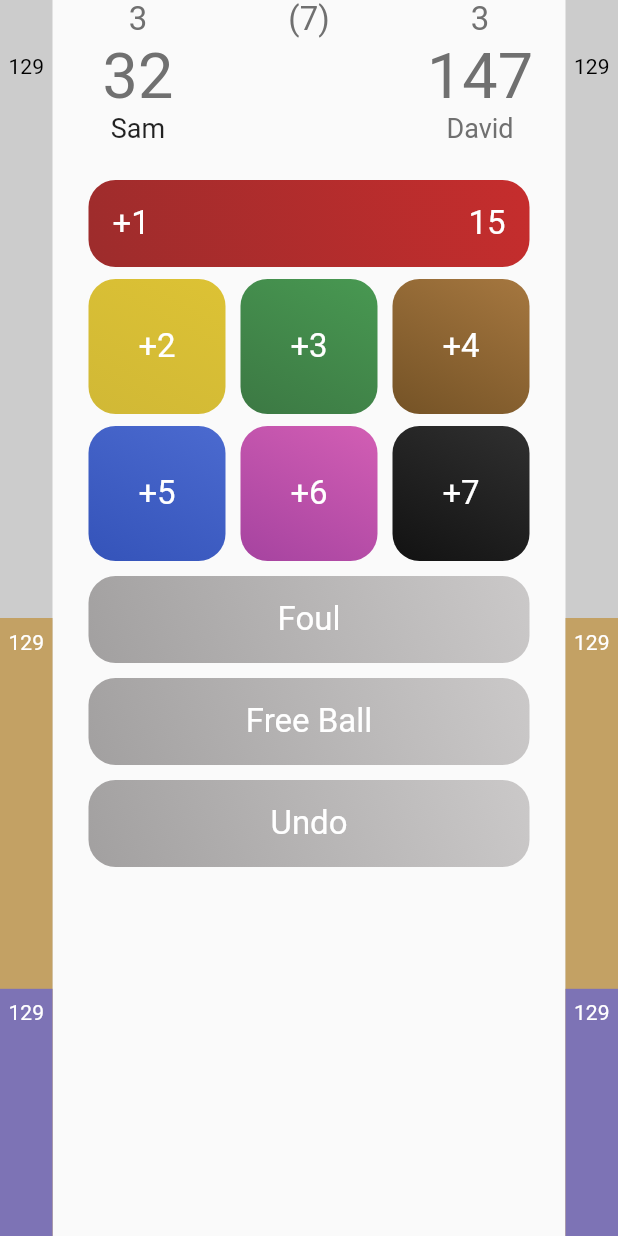
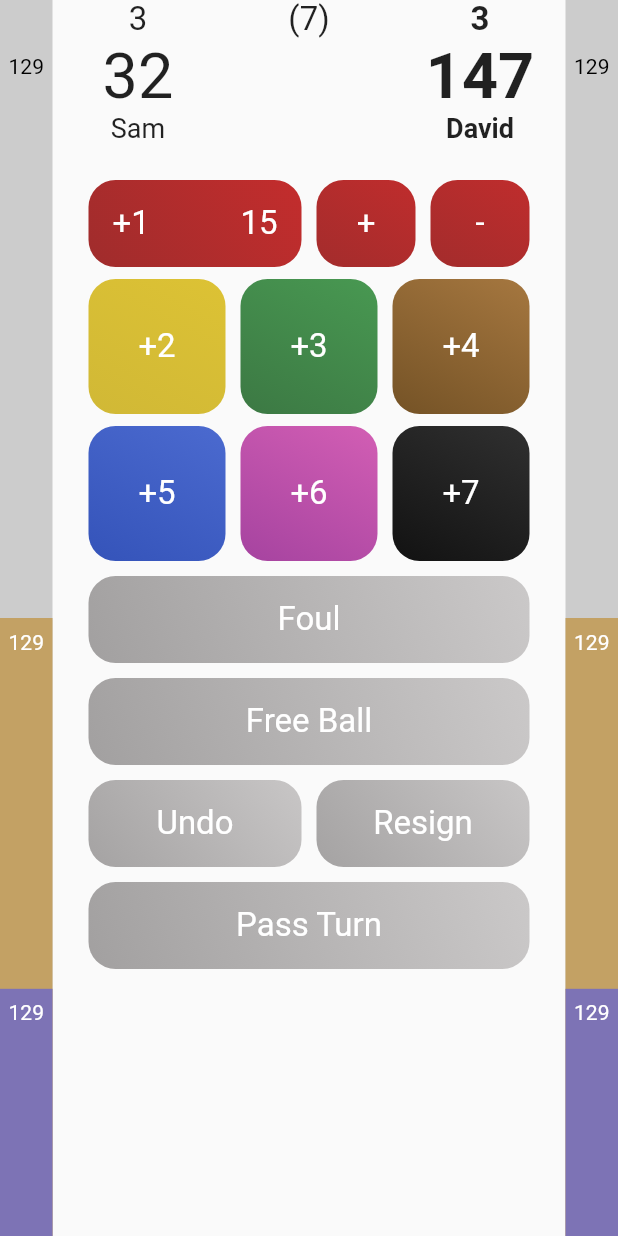
Before and after one commit to SamMalcolm/Snooker-Scorekeeper-Flutter, a Flutter app: the screen it shows after launch, after a tap on "Start Game", on a phone screen of 412 x 824 dp. Run offline on Flutter 3.47's test engine with Material 2 defaults, Android fonts, the phone set to English and light mode, and no system bars; Roboto replaces fonts that are missing (Helvetica Neue).

Commit message:
updated stuff

```diff
--- /dev/null
+++ b/lib/components.dart
@@ -0,0 +1,28 @@
+import 'package:flutter/material.dart';
+
+Widget bigButton(child, gradientValues, pressed) {
+  return Expanded(
+      child: Container(
+    decoration: BoxDecoration(
+      borderRadius: BorderRadius.circular(18.0),
+      gradient: LinearGradient(
+        begin: Alignment(1.0, -1.92),
+        end: Alignment(-0.94, 1.75),
+        colors: gradientValues,
+        stops: [0.0, 1.0],
+      ),
+    ),
+    child: RawMaterialButton(
+      onPressed: pressed,
+      child: Padding(padding: const EdgeInsets.all(16.0), child: child),
+    ),
+  ));
+}
+
+List<Color> freeBallInputColour(condition) {
+  if (condition) {
+    return [const Color(0xff9B9797), const Color(0xff7E7C7C)];
+  } else {
+    return [const Color(0xffCCCACA), const Color(0xffA2A0A0)];
+  }
+}
--- a/lib/gameview.dart
+++ b/lib/gameview.dart
@@ -1,6 +1,7 @@
 import 'package:flutter/material.dart';
-import 'main.dart';
 import 'game.class.dart';
+// import 'package:flutter/src/widgets/framework.dart';
+import 'components.dart';
 
 class GameView extends StatefulWidget {
   GameView({Key key, this.playerNames, this.playerHandicaps}) : super(key: key);
@@ -16,6 +17,7 @@ class _GameView extends State<GameView> {
   int redsRemaining;
   Game game;
   bool foulInput = false;
+  bool fb = false;
   Widget ballButton(text, gradientValues) {
     return Expanded(
         child: Container(
@@ -38,27 +40,8 @@ class _GameView extends State<GameView> {
                     style: TextStyle(
                       fontFamily: 'Helvetica Neue',
                       fontSize: 22,
-                      color: const Color(0xffFFFFFF),
+                      color: Colors.white,
                     )))));
-  }
-
-  Widget bigButton(child, gradientValues, pressed) {
-    return Expanded(
-        child: Container(
-      decoration: BoxDecoration(
-        borderRadius: BorderRadius.circular(18.0),
-        gradient: LinearGradient(
-          begin: Alignment(1.0, -1.92),
-          end: Alignment(-0.94, 1.75),
-          colors: gradientValues,
-          stops: [0.0, 1.0],
-        ),
-      ),
-      child: RawMaterialButton(
-        onPressed: pressed,
-        child: Padding(padding: const EdgeInsets.all(16.0), child: child),
-      ),
-    ));
   }
 
   List scoringInput() {
@@ -66,8 +49,7 @@ class _GameView extends State<GameView> {
       Padding(
         padding: const EdgeInsets.all(24.0),
         child: Column(children: [
-          Row(
-            children: [
+          Row(children: [
             bigButton(
                 Row(
                     mainAxisAlignment: MainAxisAlignment.spaceBetween,
@@ -77,7 +59,7 @@ class _GameView extends State<GameView> {
                           style: TextStyle(
                             fontFamily: 'Helvetica Neue',
                             fontSize: 22,
-                              color: const Color(0xffFFFFFF),
+                            color: Colors.white,
                           )),
                       Container(),
                       Text('15',
@@ -85,7 +67,7 @@ class _GameView extends State<GameView> {
                           style: TextStyle(
                             fontFamily: 'Helvetica Neue',
                             fontSize: 22,
-                              color: const Color(0xffFFFFFF),
+                            color: Colors.white,
                           )),
                     ]),
                 [
@@ -93,9 +75,46 @@ class _GameView extends State<GameView> {
                   const Color(0xff9D2C2C),
                 ], () {
               print('pressed');
-              })
+            }),
+            SizedBox(width: 10.00),
+            Expanded(
+                child: Row(
+              children: [
+                bigButton(
+                    Text('+',
+                        textAlign: TextAlign.left,
+                        style: TextStyle(
+                          fontFamily: 'Helvetica Neue',
+                          fontSize: 22,
+                          color: Colors.white,
+                        )),
+                    [
+                      const Color(0xffC72D2D),
+                      const Color(0xff9D2C2C),
+                    ], () {
+                  print('pressed');
+                }),
+                SizedBox(width: 10.00),
+                bigButton(
+                    Text('-',
+                        textAlign: TextAlign.left,
+                        style: TextStyle(
+                          fontFamily: 'Helvetica Neue',
+                          fontSize: 22,
+                          color: Colors.white,
+                        )),
+                    [
+                      const Color(0xffC72D2D),
+                      const Color(0xff9D2C2C),
+                    ], () {
+                  print('pressed');
+                }),
               ],
-          ),
+            ))
+          ]),
+
+          //
+
           Padding(
             padding: const EdgeInsets.only(top: 8.0),
             child: Row(
@@ -139,16 +158,16 @@ class _GameView extends State<GameView> {
             ),
           ),
           SizedBox(height: 10.00),
+          if (!foulInput)
             Row(
               children: [
-              if (!foulInput)
                 bigButton(
                     Text('Foul',
                         textAlign: TextAlign.left,
                         style: TextStyle(
                           fontFamily: 'Helvetica Neue',
                           fontSize: 22,
-                          color: const Color(0xffFFFFFF),
+                          color: Colors.white,
                         )),
                     [
                       const Color(0xffCCCACA),
@@ -169,7 +188,7 @@ class _GameView extends State<GameView> {
                         style: TextStyle(
                           fontFamily: 'Helvetica Neue',
                           fontSize: 22,
-                          color: const Color(0xffFFFFFF),
+                          color: Colors.white,
                         )),
                     [
                       const Color(0xffCCCACA),
@@ -186,7 +205,7 @@ class _GameView extends State<GameView> {
                         style: TextStyle(
                           fontFamily: 'Helvetica Neue',
                           fontSize: 22,
-                          color: const Color(0xffFFFFFF),
+                          color: Colors.white,
                         )),
                     [
                       const Color(0xffCCCACA),
@@ -203,7 +222,7 @@ class _GameView extends State<GameView> {
                         style: TextStyle(
                           fontFamily: 'Helvetica Neue',
                           fontSize: 22,
-                          color: const Color(0xffFFFFFF),
+                          color: Colors.white,
                         )),
                     [
                       const Color(0xffCCCACA),
@@ -220,7 +239,7 @@ class _GameView extends State<GameView> {
                         style: TextStyle(
                           fontFamily: 'Helvetica Neue',
                           fontSize: 22,
-                          color: const Color(0xffFFFFFF),
+                          color: Colors.white,
                         )),
                     [
                       const Color(0xffCCCACA),
@@ -241,7 +260,40 @@ class _GameView extends State<GameView> {
                       style: TextStyle(
                         fontFamily: 'Helvetica Neue',
                         fontSize: 22,
-                        color: const Color(0xffFFFFFF),
+                        color: Colors.white,
+                      )),
+                  freeBallInputColour(fb), () {
+                setState(() {
+                  fb = !fb;
+                });
+              })
+            ],
+          ),
+          SizedBox(height: 10.00),
+          Row(
+            children: [
+              bigButton(
+                  Text('Undo',
+                      textAlign: TextAlign.left,
+                      style: TextStyle(
+                        fontFamily: 'Helvetica Neue',
+                        fontSize: 22,
+                        color: Colors.white,
+                      )),
+                  [
+                    const Color(0xffCCCACA),
+                    const Color(0xffA2A0A0),
+                  ], () {
+                print('pressed');
+              }),
+              SizedBox(width: 10.00),
+              bigButton(
+                  Text('Resign',
+                      textAlign: TextAlign.left,
+                      style: TextStyle(
+                        fontFamily: 'Helvetica Neue',
+                        fontSize: 22,
+                        color: Colors.white,
                       )),
                   [
                     const Color(0xffCCCACA),
@@ -255,12 +307,12 @@ class _GameView extends State<GameView> {
           Row(
             children: [
               bigButton(
-                  Text('Undo',
+                  Text('Pass Turn',
                       textAlign: TextAlign.left,
                       style: TextStyle(
                         fontFamily: 'Helvetica Neue',
                         fontSize: 22,
-                        color: const Color(0xffFFFFFF),
+                        color: Colors.white,
                       )),
                   [
                     const Color(0xffCCCACA),
@@ -285,7 +337,6 @@ class _GameView extends State<GameView> {
               style: TextStyle(
                 fontFamily: 'Helvetica Neue',
                 fontSize: 22,
-                color: const Color(0xff707070),
               ),
               textAlign: TextAlign.center,
             ),
@@ -294,7 +345,6 @@ class _GameView extends State<GameView> {
               style: TextStyle(
                 fontFamily: 'Helvetica Neue',
                 fontSize: 42,
-                color: const Color(0xff707070),
               ),
               textAlign: TextAlign.center,
             ),
@@ -315,7 +365,6 @@ class _GameView extends State<GameView> {
               style: TextStyle(
                 fontFamily: 'Helvetica Neue',
                 fontSize: 22,
-                color: const Color(0xff707070),
               ),
               textAlign: TextAlign.center,
             ),
@@ -328,8 +377,7 @@ class _GameView extends State<GameView> {
               style: TextStyle(
                   fontFamily: 'Helvetica Neue',
                   fontSize: 22,
-                color: const Color(0xff707070),
-              ),
+                  fontWeight: FontWeight.bold),
               textAlign: TextAlign.center,
             ),
             Text(
@@ -337,8 +385,7 @@ class _GameView extends State<GameView> {
               style: TextStyle(
                   fontFamily: 'Helvetica Neue',
                   fontSize: 42,
-                color: const Color(0xff707070),
-              ),
+                  fontWeight: FontWeight.bold),
               textAlign: TextAlign.center,
             ),
             Text(
@@ -346,8 +393,7 @@ class _GameView extends State<GameView> {
               style: TextStyle(
                   fontFamily: 'Helvetica Neue',
                   fontSize: 18,
-                color: const Color(0xff707070),
-              ),
+                  fontWeight: FontWeight.bold),
               textAlign: TextAlign.center,
             ),
           ]),
@@ -406,17 +452,20 @@ class _GameView extends State<GameView> {
 
   @override
   Widget build(BuildContext context) {
-    setState(() {
-      game = new Game(widget.playerNames, widget.playerHandicaps);
-    });
-    return Scaffold(
-        body: Row(
+    print('BUILDING');
+
+    return Scaffold(body: OrientationBuilder(builder: (context, orientation) {
+      return Row(
         mainAxisAlignment: MainAxisAlignment.spaceBetween,
         children: <Widget>[
           returnScoreLine(),
           Expanded(
             child: SafeArea(
+              child: Container(
+                height: MediaQuery.of(context).size.height,
+                child: SingleChildScrollView(
                   child: Column(
+                    mainAxisAlignment: MainAxisAlignment.start,
                     children: [
                       ...scoreBoard(),
                       ...scoringInput(),
@@ -424,8 +473,12 @@ class _GameView extends State<GameView> {
                   ),
                 ),
               ),
+            ),
+          ),
           returnScoreLine(),
+          if (orientation == Orientation.landscape) SizedBox(width: 30.00)
         ],
-    ));
+      );
+    }));
   }
 }
--- a/lib/main.dart
+++ b/lib/main.dart
@@ -1,8 +1,13 @@
 import 'package:flutter/material.dart';
 import 'package:flutter/services.dart';
 import 'gameview.dart';
+import 'components.dart';
 
-void main() => runApp(MyApp());
+void main() {
+  SystemChrome.setPreferredOrientations(
+      [DeviceOrientation.portraitUp, DeviceOrientation.portraitDown]);
+  runApp(new MyApp());
+}
 
 class MyApp extends StatelessWidget {
   // This widget is the root of your application.
@@ -38,12 +43,29 @@ class _MyHomePageState extends State<MyHomePage> {
   @override
   Widget build(BuildContext context) {
     return Scaffold(
-      appBar: AppBar(
-        title: Text(widget.title),
-      ),
       body: Column(
         mainAxisAlignment: MainAxisAlignment.start,
         children: <Widget>[
+          Stack(
+            alignment: Alignment.bottomLeft,
+            children: [
+              Image(image: AssetImage('images/snooker.jpg')),
+              Padding(
+                padding: const EdgeInsets.all(8.0),
+                child: Text(
+                  'Snooker Scorer',
+                  textAlign: TextAlign.left,
+                  style: TextStyle(
+                    fontFamily: 'Helvetica Neue',
+                    fontWeight: FontWeight.bold,
+                    fontSize: 22,
+                    color: Colors.white,
+                  ),
+                ),
+              )
+            ],
+          ),
+          SizedBox(height: 15.00),
           Padding(
             padding: const EdgeInsets.all(8.0),
             child: TextField(
@@ -67,19 +89,6 @@ class _MyHomePageState extends State<MyHomePage> {
                 });
               },
             ),
-          ),
-          Text('Handicapped'),
-          Checkbox(
-            value: handicap,
-            onChanged: (bool newValue) {
-              setState(() {
-                if (!newValue) {
-                  player1Handicap = 0;
-                  player2Handicap = 0;
-                }
-                handicap = newValue;
-              });
-            },
           ),
           if (handicap)
             Padding(
@@ -117,8 +126,40 @@ class _MyHomePageState extends State<MyHomePage> {
                     });
                   }),
             ),
-          RaisedButton(
-            onPressed: () {
+          SizedBox(height: 15.00),
+          Padding(
+            padding: const EdgeInsets.all(8.0),
+            child: Row(children: [
+              bigButton(
+                  Text('Handicap',
+                      textAlign: TextAlign.left,
+                      style: TextStyle(
+                        fontFamily: 'Helvetica Neue',
+                        fontSize: 22,
+                        color: Colors.white,
+                      )),
+                  freeBallInputColour(handicap), () {
+                setState(() {
+                  handicap = !handicap;
+                });
+              }),
+            ]),
+          ),
+          Padding(
+            padding: const EdgeInsets.all(8.0),
+            child: Row(children: [
+              bigButton(
+                  Text('Start Game',
+                      textAlign: TextAlign.left,
+                      style: TextStyle(
+                        fontFamily: 'Helvetica Neue',
+                        fontSize: 22,
+                        color: Colors.white,
+                      )),
+                  [
+                    const Color(0xff4CA256),
+                    const Color(0xff397140),
+                  ], () {
                 Navigator.push(
                     context,
                     MaterialPageRoute(
@@ -126,9 +167,9 @@ class _MyHomePageState extends State<MyHomePage> {
                           playerNames: [player1name, player2name],
                           playerHandicaps: [player1Handicap, player2Handicap]),
                     ));
-            },
-            child: const Text('Start Game', style: TextStyle(fontSize: 20)),
-          )
+              }),
+            ]),
+          ),
         ],
       ),
     );
```
Also changed, not shown: pubspec.yaml (+4 -27 lines), images/snooker.jpg (added), 23 other files. Lines whose indentation alone changed are shown as unchanged.
